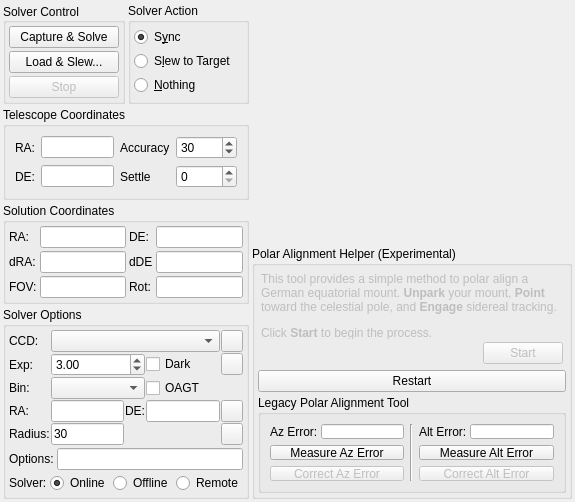
This is kstars/ekos/align/align.ui in KDE/kstars as Qt 5 draws it before an edit. The edited form follows.
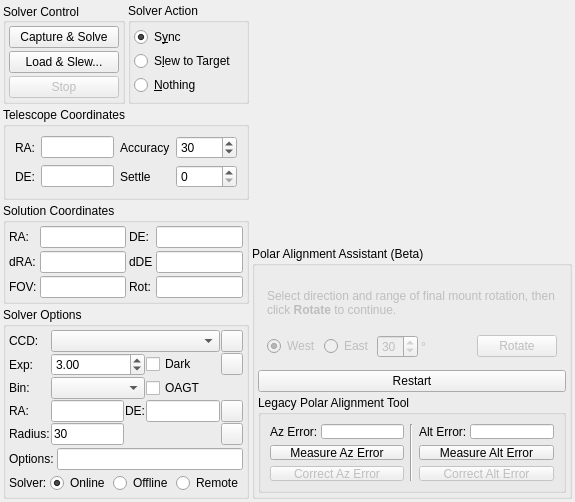
This is the edited form. The open tabs and pages were chosen to show the change. Custom widgets are drawn as their Qt base class.

The edit to the form file:
```diff
--- a/kstars/ekos/align/align.ui
+++ b/kstars/ekos/align/align.ui
@@ -820,7 +820,7 @@
           </size>
          </property>
          <property name="title">
-          <string>Polar Alignment Helper (Experimental)</string>
+          <string>Polar Alignment Assistant (Beta)</string>
          </property>
          <layout class="QVBoxLayout" name="verticalLayout_6">
           <property name="spacing">
@@ -1116,6 +1116,128 @@
               </item>
              </layout>
             </widget>
+            <widget class="QWidget" name="PAHSecondRotatePage">
+             <layout class="QVBoxLayout" name="verticalLayout_16">
+              <item>
+               <widget class="QLabel" name="label_27">
+                <property name="text">
+                 <string>&lt;html&gt;&lt;head/&gt;&lt;body&gt;&lt;p&gt;Select direction and range of final mount rotation, then click &lt;span style=&quot; font-weight:600;&quot;&gt;Rotate&lt;/span&gt; to continue.&lt;/p&gt;&lt;/body&gt;&lt;/html&gt;</string>
+                </property>
+                <property name="wordWrap">
+                 <bool>true</bool>
+                </property>
+               </widget>
+              </item>
+              <item>
+               <layout class="QHBoxLayout" name="horizontalLayout_17">
+                <property name="spacing">
+                 <number>3</number>
+                </property>
+                <item>
+                 <widget class="QRadioButton" name="PAHSecondWestMeridianR">
+                  <property name="text">
+                   <string>West</string>
+                  </property>
+                  <property name="checked">
+                   <bool>true</bool>
+                  </property>
+                 </widget>
+                </item>
+                <item>
+                 <widget class="QRadioButton" name="PAHSecondEastMeridianR">
+                  <property name="text">
+                   <string>East</string>
+                  </property>
+                 </widget>
+                </item>
+                <item>
+                 <widget class="QSpinBox" name="PAHSecondRotationSpin">
+                  <property name="minimum">
+                   <number>15</number>
+                  </property>
+                  <property name="maximum">
+                   <number>60</number>
+                  </property>
+                  <property name="singleStep">
+                   <number>15</number>
+                  </property>
+                  <property name="value">
+                   <number>30</number>
+                  </property>
+                 </widget>
+                </item>
+                <item>
+                 <widget class="QLabel" name="label_25">
+                  <property name="text">
+                   <string>°</string>
+                  </property>
+                 </widget>
+                </item>
+                <item>
+                 <spacer name="horizontalSpacer_9">
+                  <property name="orientation">
+                   <enum>Qt::Horizontal</enum>
+                  </property>
+                  <property name="sizeHint" stdset="0">
+                   <size>
+                    <width>40</width>
+                    <height>20</height>
+                   </size>
+                  </property>
+                 </spacer>
+                </item>
+                <item>
+                 <widget class="QPushButton" name="PAHSecondRotateB">
+                  <property name="text">
+                   <string>Rotate</string>
+                  </property>
+                 </widget>
+                </item>
+               </layout>
+              </item>
+             </layout>
+            </widget>
+            <widget class="QWidget" name="PAHThirdCapturePage">
+             <layout class="QVBoxLayout" name="verticalLayout_17">
+              <item>
+               <widget class="QLabel" name="label_28">
+                <property name="text">
+                 <string>&lt;html&gt;&lt;head/&gt;&lt;body&gt;&lt;p&gt;The final image shall now be captured and solved. Click &lt;span style=&quot; font-weight:600;&quot;&gt;Capture&lt;/span&gt; to start.&lt;/p&gt;&lt;/body&gt;&lt;/html&gt;</string>
+                </property>
+                <property name="wordWrap">
+                 <bool>true</bool>
+                </property>
+               </widget>
+              </item>
+              <item>
+               <layout class="QHBoxLayout" name="horizontalLayout_18">
+                <property name="spacing">
+                 <number>3</number>
+                </property>
+                <item>
+                 <spacer name="horizontalSpacer_10">
+                  <property name="orientation">
+                   <enum>Qt::Horizontal</enum>
+                  </property>
+                  <property name="sizeHint" stdset="0">
+                   <size>
+                    <width>40</width>
+                    <height>20</height>
+                   </size>
+                  </property>
+                 </spacer>
+                </item>
+                <item>
+                 <widget class="QPushButton" name="PAHThirdCaptureB">
+                  <property name="text">
+                   <string>Capture</string>
+                  </property>
+                 </widget>
+                </item>
+               </layout>
+              </item>
+             </layout>
+            </widget>
             <widget class="QWidget" name="PAHErrorPage">
              <layout class="QVBoxLayout" name="verticalLayout_13">
               <property name="spacing">
```
Left out of the diff: 18 changed lines with no effect on the pictures.
